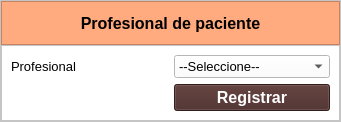
Qt form gui/pacientes/asociar_profesional.ui (ayenaccarato/Marcanac) before a commit.
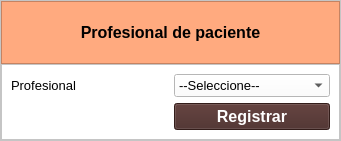
The same form after that commit. Icons and pictures are not drawn.

Diff of the .ui file:
```diff
--- a/gui/pacientes/asociar_profesional.ui
+++ b/gui/pacientes/asociar_profesional.ui
@@ -7,7 +7,7 @@
     <x>0</x>
     <y>0</y>
     <width>341</width>
-    <height>122</height>
+    <height>141</height>
    </rect>
   </property>
   <property name="windowTitle">
```
Left out of the diff: 4 changed lines with no effect on the pictures.
